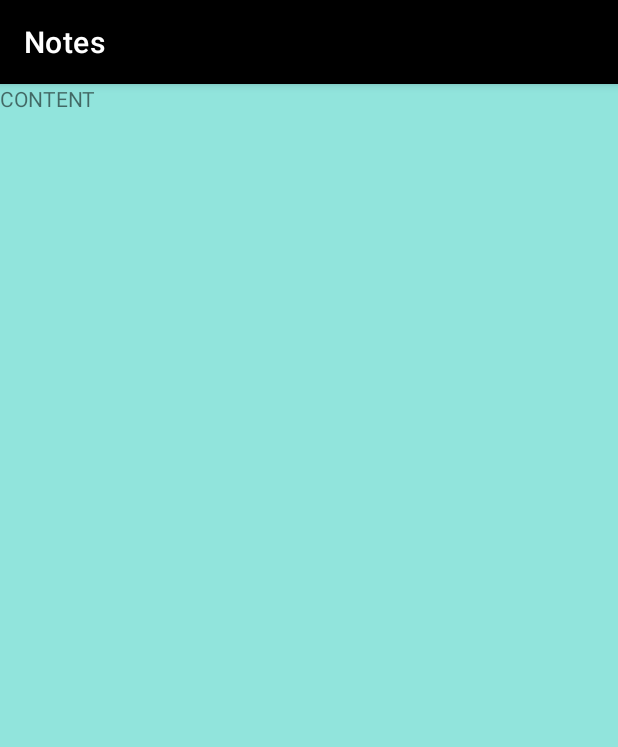
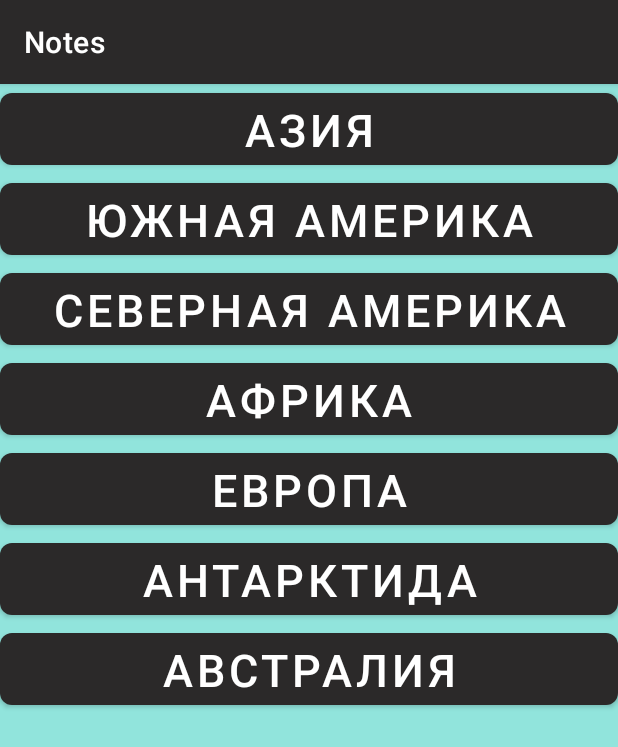
Before and after one commit to DmitrySergienko/Notes, an Android app: the fragment FrContent placed in its activity, on a phone screen of 412 x 824 dp. Shown: the top 747 px of the screen. Run offline under Robolectric (Android 15) with nearby library versions, the phone set to English and light mode, and no system bars.

Commit message:
Menu attached

```diff
--- a/app/src/main/res/layout/activity_nav_drawable.xml
+++ b/app/src/main/res/layout/activity_nav_drawable.xml
@@ -17,6 +17,7 @@
     </include>
     <com.google.android.material.navigation.NavigationView
         android:id="@+id/navigation_view"
+        android:background="#A9C3D8"
         android:layout_width="wrap_content"
         android:layout_height="match_parent"
         android:fitsSystemWindows="true"
--- a/app/src/main/res/layout/fragment_fr_content.xml
+++ b/app/src/main/res/layout/fragment_fr_content.xml
@@ -1,14 +1,95 @@
 <?xml version="1.0" encoding="utf-8"?>
-<FrameLayout xmlns:android="http://schemas.android.com/apk/res/android"
+
+<androidx.constraintlayout.widget.ConstraintLayout xmlns:android="http://schemas.android.com/apk/res/android"
+    xmlns:app="http://schemas.android.com/apk/res-auto"
     xmlns:tools="http://schemas.android.com/tools"
     android:layout_width="match_parent"
     android:layout_height="match_parent"
-    tools:context=".FrContent">
+    tools:context=".FrContent"
+    android:id="@+id/fr_main">
 
-    <!-- TODO: Update blank fragment layout -->
-    <TextView
+    <LinearLayout
+        android:id="@+id/linearLayout"
+
         android:layout_width="match_parent"
         android:layout_height="match_parent"
-        android:text="@string/CONTENT" />
+        android:orientation="vertical"
+        app:layout_constraintEnd_toEndOf="parent"
+        app:layout_constraintStart_toStartOf="parent"
+        app:layout_constraintTop_toTopOf="parent"
+        tools:context=".MainActivity">
 
-</FrameLayout>
+        <com.google.android.material.button.MaterialButton
+            android:id="@+id/Tv_MainFr1"
+            android:layout_width="match_parent"
+            android:layout_height="@dimen/btn_height"
+            android:layout_gravity="center"
+            android:text="@string/item_1"
+            android:textAlignment="center"
+            android:textSize="@dimen/text_view_size"
+            app:cornerRadius="@dimen/btn_radius" />
+
+        <com.google.android.material.button.MaterialButton
+            android:id="@+id/Tv_MainFr2"
+            android:layout_width="match_parent"
+            android:layout_height="@dimen/btn_height"
+            android:text="@string/item_2"
+            android:textAlignment="center"
+            android:layout_gravity="center"
+            app:cornerRadius="@dimen/btn_radius"
+            android:textSize="@dimen/text_view_size" />
+
+        <com.google.android.material.button.MaterialButton
+            android:id="@+id/Tv_MainFr3"
+            android:layout_width="match_parent"
+            android:layout_height="@dimen/btn_height"
+            android:text="@string/item_3"
+            android:textAlignment="center"
+            android:layout_gravity="center"
+            app:cornerRadius="@dimen/btn_radius"
+            android:textSize="@dimen/text_view_size" />
+
+        <com.google.android.material.button.MaterialButton
+            android:id="@+id/Tv_MainFr4"
+            android:layout_width="match_parent"
+            android:layout_height="@dimen/btn_height"
+            android:text="@string/item_4"
+            android:textAlignment="center"
+            android:layout_gravity="center"
+            app:cornerRadius="@dimen/btn_radius"
+            android:textSize="@dimen/text_view_size" />
+
+        <com.google.android.material.button.MaterialButton
+            android:id="@+id/Tv_MainFr5"
+            android:layout_width="match_parent"
+            android:layout_height="@dimen/btn_height"
+            android:text="@string/item_5"
+            android:textAlignment="center"
+            android:layout_gravity="center"
+            app:cornerRadius="@dimen/btn_radius"
+            android:textSize="@dimen/text_view_size" />
+
+        <com.google.android.material.button.MaterialButton
+            android:id="@+id/Tv_MainFr6"
+            android:layout_width="match_parent"
+            android:layout_height="@dimen/btn_height"
+            android:text="@string/item_6"
+            android:textAlignment="center"
+            android:layout_gravity="center"
+            app:cornerRadius="@dimen/btn_radius"
+            android:textSize="@dimen/text_view_size" />
+
+
+        <com.google.android.material.button.MaterialButton
+            android:id="@+id/Tv_MainFr8"
+            android:layout_width="match_parent"
+            android:layout_height="@dimen/btn_height"
+            android:text="@string/item_8"
+            android:textAlignment="center"
+            android:layout_gravity="center"
+            app:cornerRadius="@dimen/btn_radius"
+            android:textSize="@dimen/text_view_size" />
+
+    </LinearLayout>
+
+</androidx.constraintlayout.widget.ConstraintLayout>
--- a/app/src/main/res/menu/menu_drav.xml
+++ b/app/src/main/res/menu/menu_drav.xml
@@ -3,25 +3,25 @@
     xmlns:app="http://schemas.android.com/apk/res-auto">
     <item
         android:id="@+id/option_one"
-        android:title="Option One"
+        android:title="Content"
         app:showAsAction="always">
 
     </item>
     <item
         android:id="@+id/option_two"
-        android:title="Option Two"
+        android:title="Photo"
         app:showAsAction="always">
 
     </item>
     <item
         android:id="@+id/option_three"
-        android:title="Option Three"
+        android:title="Description"
         app:showAsAction="always">
 
     </item>
     <item
         android:id="@+id/option_fore"
-        android:title="Option Fore"
+        android:title="Info"
         app:showAsAction="always">
 
     </item>
--- a/app/src/main/res/values/colors.xml
+++ b/app/src/main/res/values/colors.xml
@@ -5,6 +5,6 @@
     <color name="purple_700">#FF3700B3</color>
     <color name="teal_200">#91E4DC</color>
     <color name="teal_700">#FF018786</color>
-    <color name="black">#FF000000</color>
+    <color name="black">#2B2929</color>
     <color name="white">#FFFFFFFF</color>
 </resources>
--- /dev/null
+++ b/app/src/main/res/values/dimens.xml
@@ -0,0 +1,8 @@
+<?xml version="1.0" encoding="utf-8"?>
+<resources>
+    <dimen name="btn_height">60sp</dimen>
+    <dimen name="btn_text_size">10sp</dimen>
+    <dimen name="text_height">20dp</dimen>
+    <dimen name="text_view_size">30sp</dimen>
+    <dimen name="btn_radius">8sp</dimen>
+</resources>
--- a/app/src/main/res/values/strings.xml
+++ b/app/src/main/res/values/strings.xml
@@ -3,4 +3,13 @@
     <!-- TODO: Remove or change this placeholder text -->
     <string name="hello_blank_fragment">Hello blank fragment</string>
     <string name="CONTENT">CONTENT</string>
+    <string name="item_1">Азия</string>
+    <string name="item_2">Южная Америка</string>
+    <string name="item_3">Северная Америка</string>
+    <string name="item_4">Африка</string>
+    <string name="item_5">Европа</string>
+    <string name="item_6">Антарктида</string>
+    <string name="item_7">Австралия и Океания</string>
+    <string name="item_8">Австралия</string>
+    <string name="search">Search</string>
 </resources>
```
